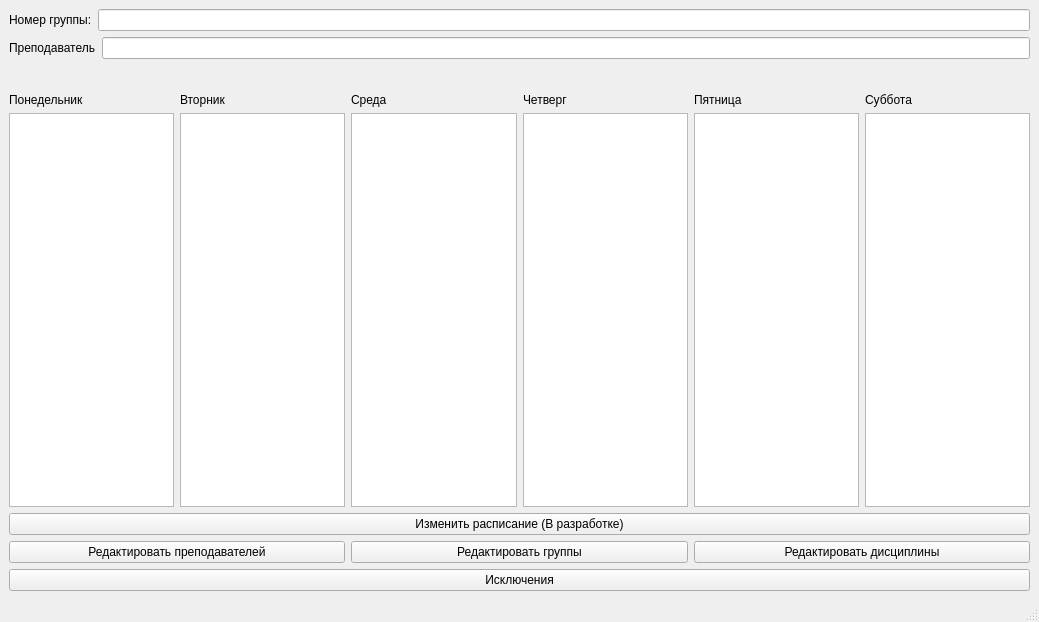
Old version of the form client/mainwindow.ui in the repository zefixed/raspyxxx.
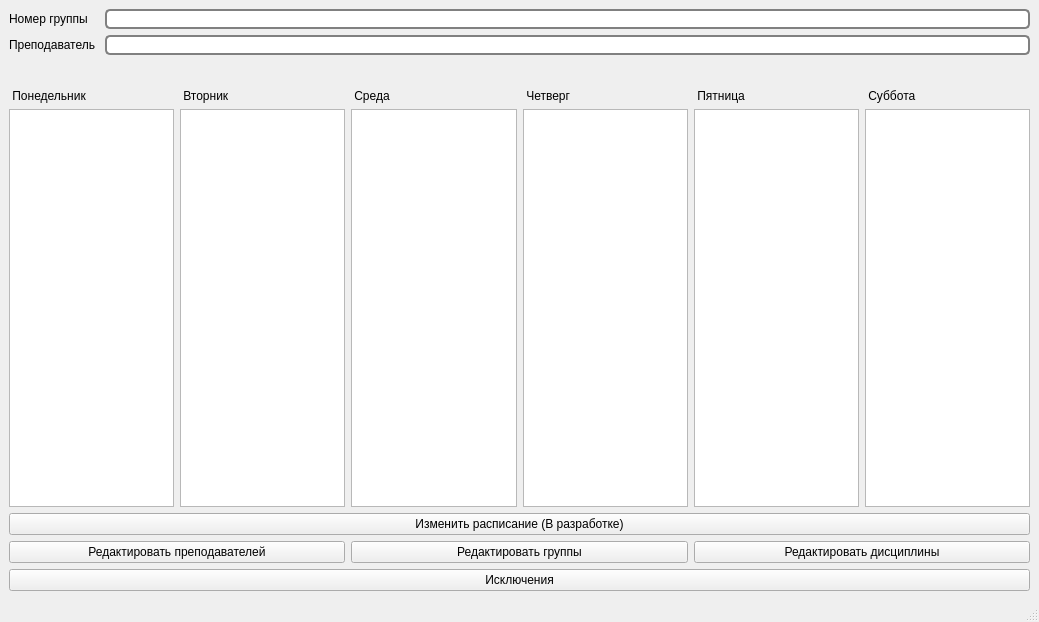
New version of the form.

The edit to the form file:
```diff
--- a/client/mainwindow.ui
+++ b/client/mainwindow.ui
@@ -103,13 +103,31 @@
         </property>
         <item>
          <widget class="QLabel" name="input_group_label">
+          <property name="sizePolicy">
+           <sizepolicy hsizetype="Preferred" vsizetype="Preferred">
+            <horstretch>0</horstretch>
+            <verstretch>0</verstretch>
+           </sizepolicy>
+          </property>
+          <property name="minimumSize">
+           <size>
+            <width>90</width>
+            <height>0</height>
+           </size>
+          </property>
           <property name="text">
-           <string>Номер группы:</string>
+           <string>Номер группы</string>
           </property>
          </widget>
         </item>
         <item>
-         <widget class="QLineEdit" name="input_group_lineedit"/>
+         <widget class="QLineEdit" name="input_group_lineedit">
+          <property name="styleSheet">
+           <string notr="true">border: 2px solid gray;
+border-radius: 5px;
+backgroung-color: white;</string>
+          </property>
+         </widget>
         </item>
        </layout>
       </item>
@@ -120,13 +138,25 @@
         </property>
         <item>
          <widget class="QLabel" name="input_teacher_label">
+          <property name="minimumSize">
+           <size>
+            <width>90</width>
+            <height>0</height>
+           </size>
+          </property>
           <property name="text">
            <string>Преподаватель</string>
           </property>
          </widget>
         </item>
         <item>
-         <widget class="QLineEdit" name="input_teacher_lineedit"/>
+         <widget class="QLineEdit" name="input_teacher_lineedit">
+          <property name="styleSheet">
+           <string notr="true">border: 2px solid gray;
+border-radius: 5px;
+backgroung-color: white;</string>
+          </property>
+         </widget>
         </item>
        </layout>
       </item>
@@ -163,7 +193,10 @@
            </sizepolicy>
           </property>
           <property name="text">
-           <string>Понедельник</string>
+           <string> Понедельник</string>
+          </property>
+          <property name="margin">
+           <number>0</number>
           </property>
          </widget>
         </item>
@@ -199,7 +232,7 @@
            </sizepolicy>
           </property>
           <property name="text">
-           <string>Вторник</string>
+           <string> Вторник</string>
           </property>
           <property name="alignment">
            <set>Qt::AlignLeading|Qt::AlignLeft|Qt::AlignVCenter</set>
@@ -232,7 +265,7 @@
            </sizepolicy>
           </property>
           <property name="text">
-           <string>Среда</string>
+           <string> Среда</string>
           </property>
          </widget>
         </item>
@@ -262,7 +295,7 @@
            </sizepolicy>
           </property>
           <property name="text">
-           <string>Четверг</string>
+           <string> Четверг</string>
           </property>
          </widget>
         </item>
@@ -292,7 +325,7 @@
            </sizepolicy>
           </property>
           <property name="text">
-           <string>Пятница</string>
+           <string> Пятница</string>
           </property>
          </widget>
         </item>
@@ -322,7 +355,7 @@
            </sizepolicy>
           </property>
           <property name="text">
-           <string>Суббота</string>
+           <string> Суббота</string>
           </property>
          </widget>
         </item>
```
